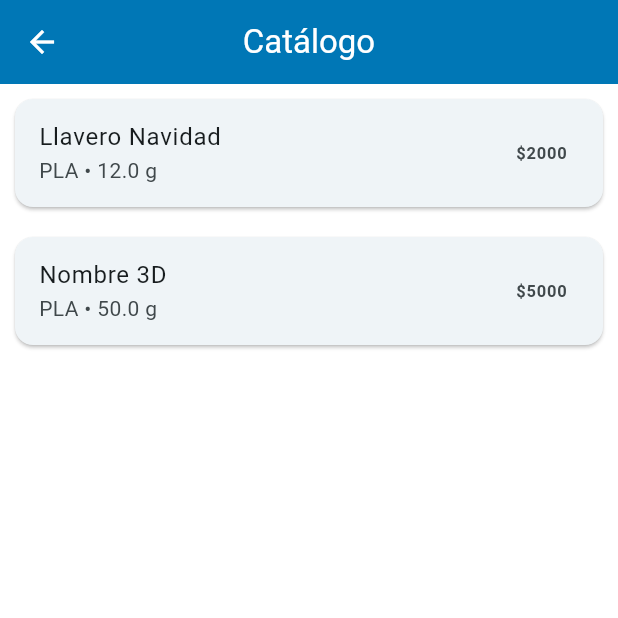
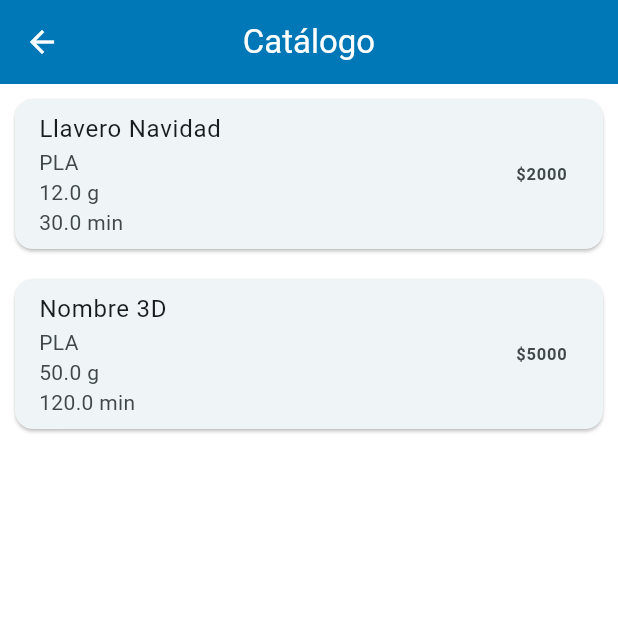
Before and after one commit to Mescobarsepulveda93/maelux-manager, a Flutter app: the CatalogoScreen screen opened directly, on a phone screen of 412 x 824 dp, the top half of it. Run offline on Flutter 3.47's test engine with Material 3 defaults, Android fonts, the phone set to English and light mode, and no system bars.

Commit message:
Add product model and print time

```diff
--- a/lib/data/productos_demo.dart
+++ b/lib/data/productos_demo.dart
@@ -7,6 +7,7 @@ final List<Producto> productosDemo = [
     material: "PLA",
     gramos: 12,
     horas: 0.5,
+    minutos: 30,
     costoProduccion: 450,
     precioVenta: 2000,
   ),
@@ -17,6 +18,7 @@ final List<Producto> productosDemo = [
     material: "PLA",
     gramos: 50,
     horas: 2,
+    minutos: 120,
     costoProduccion: 1500,
     precioVenta: 5000,
   ),
--- a/lib/models/producto.dart
+++ b/lib/models/producto.dart
@@ -5,6 +5,7 @@ class Producto {
 
   final double gramos;
   final double horas;
+  final double minutos;
 
   final double costoProduccion;
   final double precioVenta;
@@ -15,6 +16,7 @@ class Producto {
     required this.material,
     required this.gramos,
     required this.horas,
+    required this.minutos,
     required this.costoProduccion,
     required this.precioVenta,
   });
--- a/lib/screens/catalogo_screen.dart
+++ b/lib/screens/catalogo_screen.dart
@@ -18,7 +18,11 @@ class CatalogoScreen extends StatelessWidget {
             margin: const EdgeInsets.all(10),
             child: ListTile(
               title: Text(producto.nombre),
-              subtitle: Text("${producto.material} • ${producto.gramos} g"),
+              subtitle: Text(
+                "${producto.material}\n"
+                "${producto.gramos} g\n"
+                "${producto.minutos} min",
+              ),
               trailing: Text(
                 "\$${producto.precioVenta.toStringAsFixed(0)}",
                 style: const TextStyle(fontWeight: FontWeight.bold),
```
